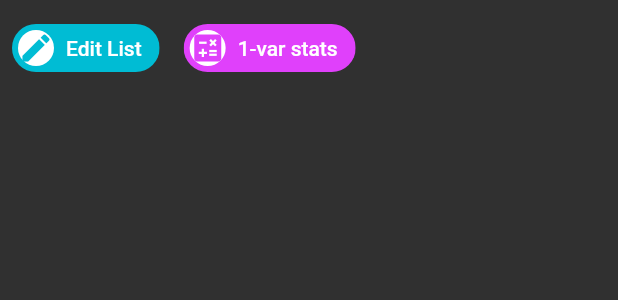
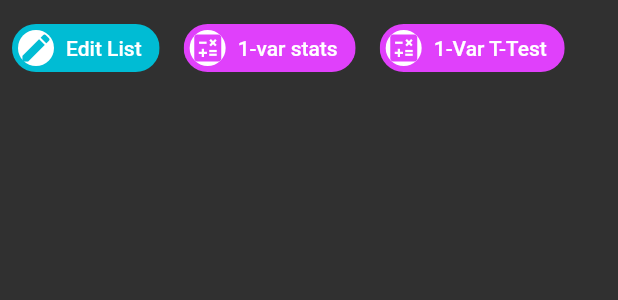
Before and after one commit to JohnGJackson0/staty, a Flutter app: the _Actions widget shown alone on an empty page, opened directly with empty values, on a phone screen of 412 x 824 dp. Shown: the top 300 px of the screen. Run offline on Flutter 3.47's test engine with Material 2 defaults, Android fonts, the light colour scheme and no system bars; our stand-ins replace equatable, flutter_bloc, fluttertoast, hydrated_bloc, keyboard_actions; missing offline and left inert: data, statistics.

Commit message:
feat: add 1var stat action to createlist

```diff
--- a/lib/lists/calculation/view/one_var_t_test.dart
+++ b/lib/lists/calculation/view/one_var_t_test.dart
@@ -28,7 +28,7 @@ class OneVarTTest extends StatelessWidget {
         return Scaffold(
           appBar: AppBar(
             title: filter.isEmpty
-                ? const Text('1-Sample-T-Test')
+                ? const Text('1 var T-Test')
                 : Text(filter[0].name),
           ),
           body: Container(
--- a/lib/lists/management/view/create_list_view.dart
+++ b/lib/lists/management/view/create_list_view.dart
@@ -1,5 +1,6 @@
 import 'package:flutter/material.dart';
 import '../../bloc/bloc_exports.dart';
+import '../../calculation/view/one_var_t_test.dart';
 import '../model/model_exports.dart';
 import 'edit_list_view.dart';
 import '../../calculation/view/one_var_stats.dart';
@@ -96,6 +97,21 @@ class _Actions extends StatelessWidget {
                   avatar: const Icon(Icons.calculate),
                   color: (Theme.of(context).colorScheme.secondary),
                   label: '1-var stats')),
+        ),
+        Padding(
+          padding: const EdgeInsets.all(8.0),
+          child: GestureDetector(
+            onTap: () {
+              context
+                  .read<ListsBloc>()
+                  .add(SelectedTaskIdEvent(id: filter[0].uid));
+              Navigator.of(context).pushNamed(OneVarTTest.id);
+            },
+            child: ThemedChip(
+                avatar: const Icon(Icons.calculate),
+                color: (Theme.of(context).colorScheme.secondary),
+                label: '1-Var T-Test'),
+          ),
         )
       ],
     );
```
